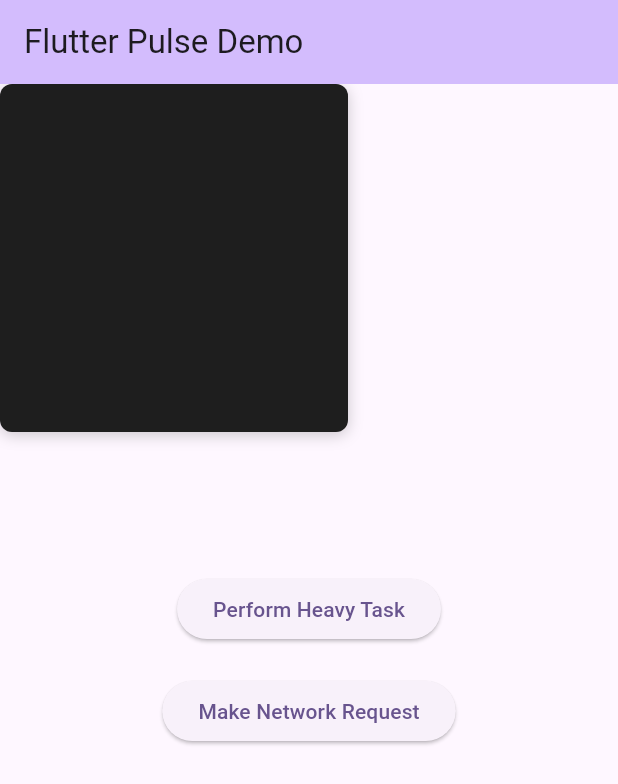
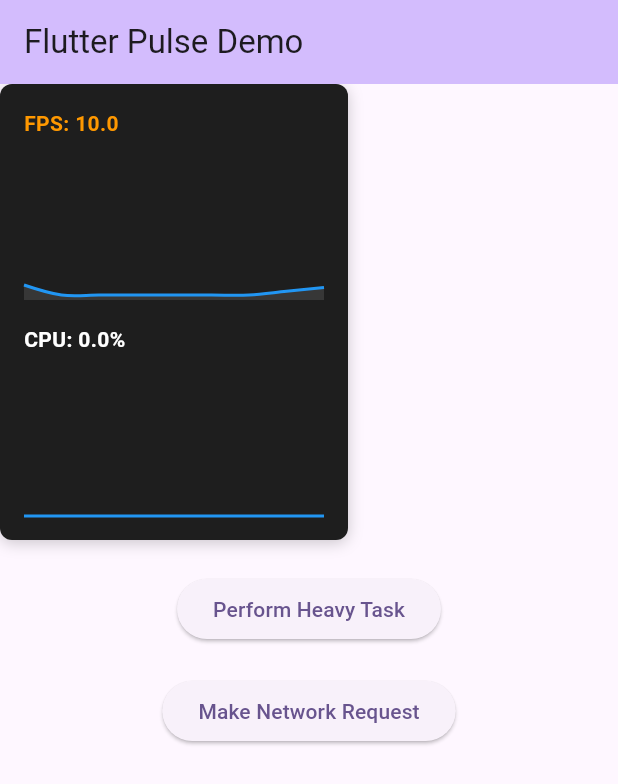
Before and after one commit to jamalihassan0307/flutter_performance_pulse, a Flutter app: the screen it shows after launch, after a tap on "Perform Heavy Task", on a phone screen of 412 x 824 dp. Shown: the top 784 px of the screen. Run offline on Flutter 3.47's test engine with Material 3 defaults, Android fonts, the light colour scheme and no system bars; drawn by our look-alikes of fl_chart; our stand-ins replace battery_plus, device_info_plus, dio.

Commit message:
Enhance PerformanceDashboard widget by adding real-time FPS and CPU usage display, improving data handling with a maximum data points limit, and refining chart configurations for better visualization. This update includes dynamic text styling based on performance metrics.

```diff
--- a/lib/src/widgets/performance_dashboard.dart
+++ b/lib/src/widgets/performance_dashboard.dart
@@ -38,7 +38,10 @@ class PerformanceDashboard extends StatefulWidget {
 class _PerformanceDashboardState extends State<PerformanceDashboard> {
   final List<FlSpot> _fpsData = [];
   final List<FlSpot> _cpuData = [];
-  final ScrollController _scrollController = ScrollController();
+  double _currentFps = 0;
+  double _currentCpu = 0;
+  int _dataIndex = 0;
+  static const int _maxDataPoints = 50;
 
   @override
   void initState() {
@@ -50,18 +53,34 @@ class _PerformanceDashboardState extends State<PerformanceDashboard> {
     final monitor = PerformanceMonitor.instance;
 
     if (widget.showFPS) {
-      // Listen to FPS updates
+      monitor.fpsStream.listen((data) {
+        if (!mounted) return;
+        setState(() {
+          _currentFps = data.fps;
+          _addDataPoint(_fpsData, data.fps);
+        });
+      });
     }
 
     if (widget.showCPU) {
-      // Listen to CPU updates
+      monitor.cpuStream.listen((data) {
+        if (!mounted) return;
+        setState(() {
+          _currentCpu = data.usage;
+          _addDataPoint(_cpuData, data.usage);
+        });
+      });
     }
   }
 
-  @override
-  void dispose() {
-    _scrollController.dispose();
-    super.dispose();
+  void _addDataPoint(List<FlSpot> dataList, double value) {
+    if (dataList.length >= _maxDataPoints) {
+      dataList.removeAt(0);
+      for (int i = 0; i < dataList.length; i++) {
+        dataList[i] = FlSpot(i.toDouble(), dataList[i].y);
+      }
+    }
+    dataList.add(FlSpot(dataList.length.toDouble(), value));
   }
 
   @override
@@ -83,8 +102,29 @@ class _PerformanceDashboardState extends State<PerformanceDashboard> {
         crossAxisAlignment: CrossAxisAlignment.start,
         mainAxisSize: MainAxisSize.min,
         children: [
-          if (widget.showFPS) _buildFPSChart(),
-          if (widget.showCPU) _buildCPUChart(),
+          if (widget.showFPS) ...[
+            Text(
+              'FPS: ${_currentFps.toStringAsFixed(1)}',
+              style: TextStyle(
+                color: _currentFps < 45 ? widget.theme.warningColor : widget.theme.textColor,
+                fontWeight: FontWeight.bold,
+              ),
+            ),
+            const SizedBox(height: 8),
+            _buildFPSChart(),
+            const SizedBox(height: 16),
+          ],
+          if (widget.showCPU) ...[
+            Text(
+              'CPU: ${_currentCpu.toStringAsFixed(1)}%',
+              style: TextStyle(
+                color: _currentCpu > 80 ? widget.theme.warningColor : widget.theme.textColor,
+                fontWeight: FontWeight.bold,
+              ),
+            ),
+            const SizedBox(height: 8),
+            _buildCPUChart(),
+          ],
         ],
       ),
     );
@@ -96,6 +136,8 @@ class _PerformanceDashboardState extends State<PerformanceDashboard> {
       height: 100,
       child: LineChart(
         LineChartData(
+          minY: 0,
+          maxY: 120,
           gridData: const FlGridData(show: false),
           titlesData: const FlTitlesData(show: false),
           borderData: FlBorderData(show: false),
@@ -123,6 +165,8 @@ class _PerformanceDashboardState extends State<PerformanceDashboard> {
       height: 100,
       child: LineChart(
         LineChartData(
+          minY: 0,
+          maxY: 100,
           gridData: const FlGridData(show: false),
           titlesData: const FlTitlesData(show: false),
           borderData: FlBorderData(show: false),
```
